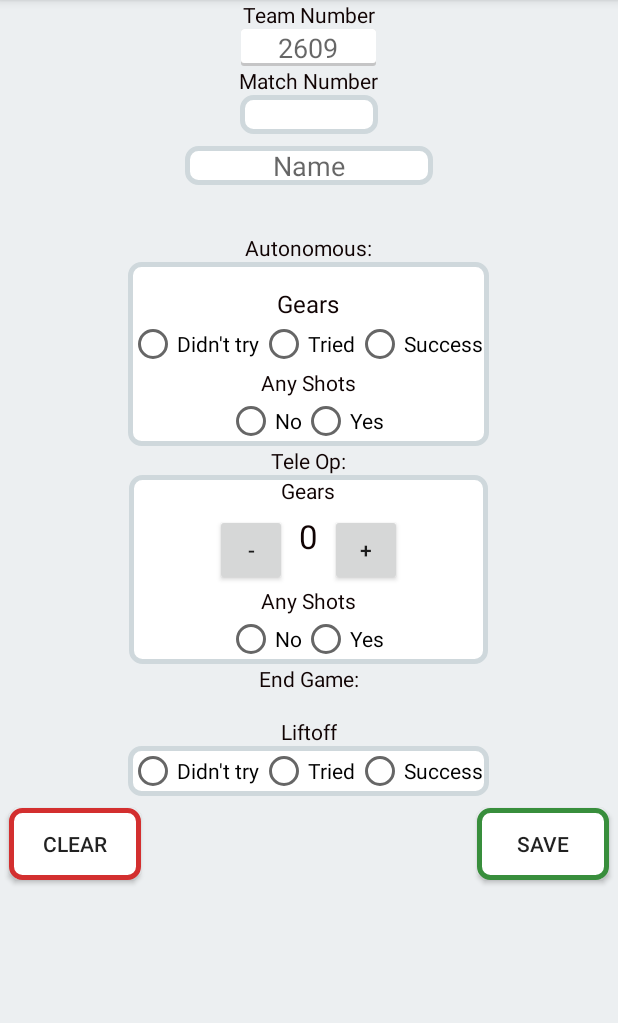
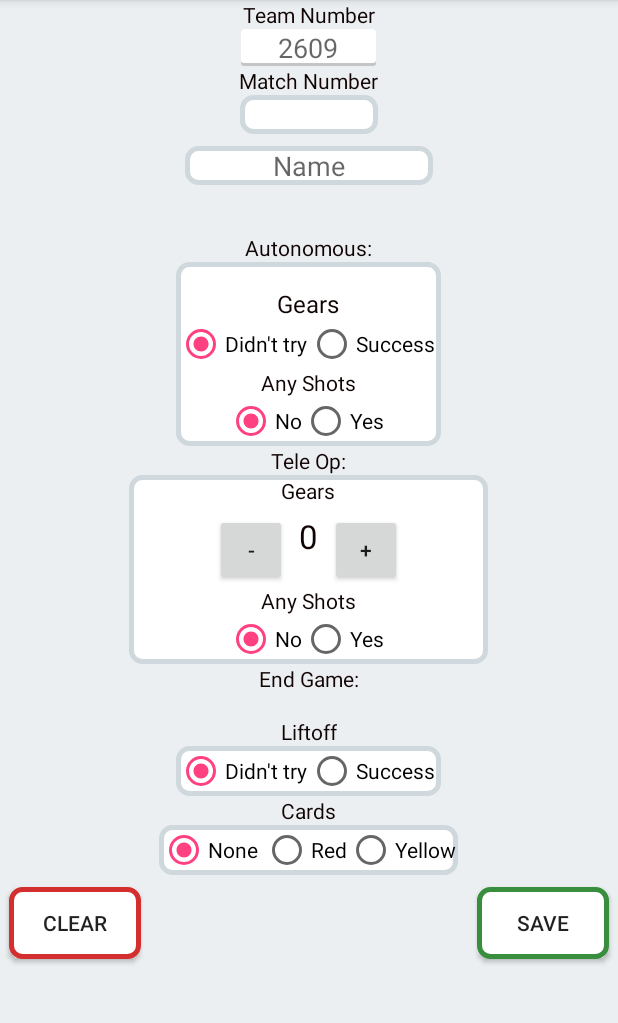
Before and after one commit to Keenan-Ker51/2609Scouting, an Android app: the ScoutActivity screen opened directly, with no data from a screen before it, on a phone screen of 412 x 824 dp, the part 84-1107 px from its top. Run offline under Robolectric (Android 15) with nearby library versions, the phone set to English and light mode, and no system bars.

Commit message:
adding incard functionality along with dafault options

```diff
--- a/app/src/main/java/com/keenanker/a2609scouting/ScoutActivity.java
+++ b/app/src/main/java/com/keenanker/a2609scouting/ScoutActivity.java
@@ -47,23 +47,6 @@ import java.util.Random;
 
 
 public class ScoutActivity extends AppCompatActivity implements View.OnTouchListener{
-
-
-
-
-    public class ScoutingData{
-        String scoutName;
-        String teamNum;
-        String matchNum;
-        int lowAutoCount;
-        int lowTeleCount;
-        int highAutoCount;
-        int highTeleCount;
-        int gearTeleCount;
-        String endPos;
-        String comments;
-    }
-
 
     public String path = Environment.getExternalStorageDirectory().getAbsolutePath() + "/Scouting";
     Button save;
@@ -137,6 +120,7 @@ public class ScoutActivity extends AppCompatActivity implements View.OnTouchList
     String autoLowString;
     String teleHighString;
     String teleLowString;
+    String cardString;
 
 
     String fullPath = Environment.getExternalStorageDirectory().getAbsolutePath() + "/Scouting";
@@ -249,17 +233,12 @@ public class ScoutActivity extends AppCompatActivity implements View.OnTouchList
         switch(view.getId()) {
             case R.id.gearDidntTry:
                 if (checked)
-                    gearString = "N";
+                    gearString = "0";
                 //Toast.makeText(this, "Did not attempt", Toast.LENGTH_SHORT).show();
-                break;
-            case R.id.gearTried:
-                if (checked)
-                    gearString = "T";
-                //Toast.makeText(this, "Tried but failed", Toast.LENGTH_LONG).show();
                 break;
             case R.id.gearSucc:
                 if (checked)
-                    gearString = "S";
+                    gearString = "1";
                 //Toast.makeText(this, "Good good  ( ͡° ͜ʖ ͡°)", Toast.LENGTH_LONG).show();
                 break;
         }
@@ -305,6 +284,28 @@ public class ScoutActivity extends AppCompatActivity implements View.OnTouchList
         }
     }
 
+    public void onCardButtonClicked(View view){
+        // Is the button now checked?
+        boolean checked = ((RadioButton) view).isChecked();
+
+        // Check which radio button was clicked
+        switch(view.getId()) {
+            case R.id.yellowCard:
+                if (checked)
+                    cardString = "Y";
+                //Toast.makeText(this, "Did not attempt", Toast.LENGTH_SHORT).show();
+                break;
+            case R.id.redCard:
+                if (checked)
+                    cardString = "R";
+                //Toast.makeText(this, "Good good  ( ͡° ͜ʖ ͡°)", Toast.LENGTH_LONG).show();
+                break;
+            case R.id.noCard:
+                if (checked)
+                    cardString = "N";
+                break;
+        }
+    }
 
     public void onLiftButtonClicked(View view) {
         // Is the button now checked?
@@ -314,17 +315,12 @@ public class ScoutActivity extends AppCompatActivity implements View.OnTouchList
         switch(view.getId()) {
             case R.id.liftDidntTry:
                 if (checked)
-                    liftOffString = "N";
+                    liftOffString = "0";
                 //Toast.makeText(this, "Did not attempt", Toast.LENGTH_SHORT).show();
-                break;
-            case R.id.liftTried:
-                if (checked)
-                    liftOffString = "T";
-                //Toast.makeText(this, "Tried but failed", Toast.LENGTH_LONG).show();
                 break;
             case R.id.liftSucc:
                 if (checked)
-                    liftOffString = "S";
+                    liftOffString = "1";
                 //Toast.makeText(this, "Good good  ( ͡° ͜ʖ ͡°)", Toast.LENGTH_LONG).show();
                 break;
         }
@@ -498,7 +494,16 @@ public class ScoutActivity extends AppCompatActivity implements View.OnTouchList
         liftGroup = (RadioGroup) findViewById(R.id.liftGroup);
         allianceGroup = (RadioGroup) findViewById(R.id.allianceGroup);
 
-
+        RadioButton gearDidntTry = (RadioButton) findViewById(R.id.gearDidntTry);
+        gearDidntTry.setChecked(true);
+        RadioButton liftoffDidntTry = (RadioButton) findViewById(R.id.liftDidntTry);
+        liftoffDidntTry.setChecked(true);
+        RadioButton autoball = (RadioButton) findViewById(R.id.ALDidntTry);
+        autoball.setChecked(true);
+        RadioButton teleball = (RadioButton) findViewById(R.id.TLDidntTry);
+        teleball.setChecked(true);
+        RadioButton card = (RadioButton) findViewById(R.id.noCard);
+        card.setChecked(true);
 
 
         makeFolder();
--- a/app/src/main/res/layout/activity_scout.xml
+++ b/app/src/main/res/layout/activity_scout.xml
@@ -22,7 +22,7 @@
                 android:layout_width="wrap_content"
                 android:layout_height="wrap_content"
                 android:text="clear"
-                android:layout_below="@+id/liftGroup"
+                android:layout_below="@+id/cardGroup"
                 android:layout_marginTop="8sp"
                 android:layout_marginBottom="6sp"
                 android:layout_marginStart="6sp"
@@ -148,15 +148,6 @@
                     android:id="@+id/gearDidntTry"
                     android:onClick="onGearButtonClicked"
                     />
-
-                <RadioButton
-                    android:layout_width="wrap_content"
-                    android:layout_height="wrap_content"
-                    android:text="Tried"
-                    android:onClick="onGearButtonClicked"
-                    android:id="@+id/gearTried"
-                    />
-
                 <RadioButton
                     android:layout_width="wrap_content"
                     android:layout_height="wrap_content"
@@ -164,12 +155,50 @@
                     android:onClick="onGearButtonClicked"
                     android:text="Success "/>
             </RadioGroup>
+            <TextView
+                android:layout_width="wrap_content"
+                android:layout_height="wrap_content"
+                android:layout_below="@id/liftGroup"
+                android:layout_centerHorizontal="true"
+                android:text="Cards"
+                android:id="@+id/cardsTV"
+                android:textColor="#100303"
+                />
+            <RadioGroup
+                android:layout_width="wrap_content"
+                android:layout_height="wrap_content"
+                android:id="@+id/cardGroup"
+                android:layout_below="@id/cardsTV"
+                android:layout_centerHorizontal="true"
+                android:background="@drawable/background_white"
+                android:orientation="horizontal"
+                android:onClick="onCardButtonClicked"
+                >
+                <RadioButton
+                    android:layout_width="wrap_content"
+                    android:layout_height="wrap_content"
+                    android:text="None "
+                    android:id="@+id/noCard"
+                    android:onClick="onCardButtonClicked"
 
+                    />
+                <RadioButton
+                    android:layout_width="wrap_content"
+                    android:layout_height="wrap_content"
+                    android:text="Red"
+                    android:id="@+id/redCard"
+                    android:onClick="onCardButtonClicked"
+                    />
+                <RadioButton
+                    android:layout_width="wrap_content"
+                    android:layout_height="wrap_content"
+                    android:text="Yellow"
+                    android:id="@+id/yellowCard"
+                    android:onClick="onCardButtonClicked"
 
+                    />
 
-
-
-
+            </RadioGroup>
             <EditText
                 android:id="@+id/scoutNameET"
                 android:layout_width="165sp"
@@ -185,7 +214,7 @@
                 android:id="@+id/saveButton"
                 android:layout_width="wrap_content"
                 android:layout_height="wrap_content"
-                android:layout_below="@+id/liftGroup"
+                android:layout_below="@+id/cardGroup"
                 android:layout_alignParentEnd="true"
                 android:onClick="buttonSave"
                 android:layout_marginTop="8sp"
@@ -228,13 +257,6 @@
                         android:layout_height="wrap_content"
                         android:text="Didn't try"
                         android:id="@+id/liftDidntTry"
-                        android:onClick="onLiftButtonClicked"
-                        />
-                    <RadioButton
-                        android:layout_width="wrap_content"
-                        android:layout_height="wrap_content"
-                        android:text="Tried"
-                        android:id="@+id/liftTried"
                         android:onClick="onLiftButtonClicked"
                         />
                     <RadioButton
```
